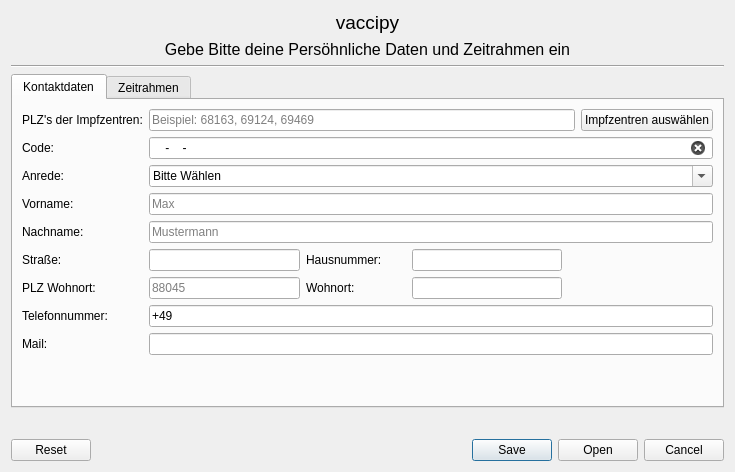
Above: tools/gui/kontaktdaten.ui from timreibe/vaccipy before the change. Below: the same form after it.
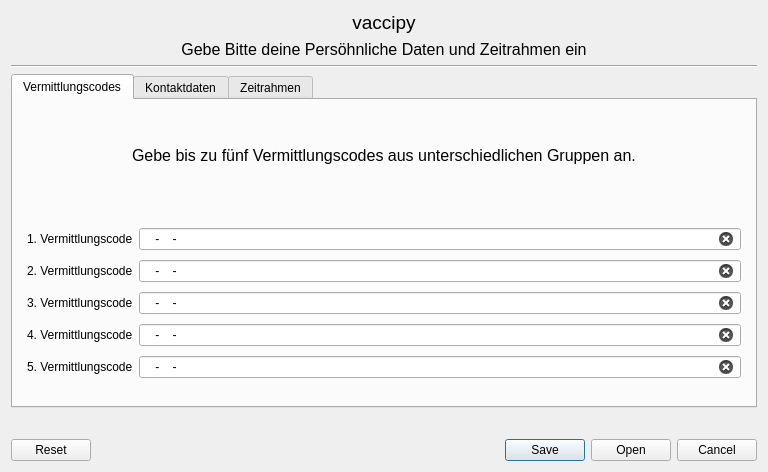
That is the form after the change.

Commit message: Alow multiple use in gui, json support

```diff
--- a/tools/gui/kontaktdaten.ui
+++ b/tools/gui/kontaktdaten.ui
@@ -6,30 +6,15 @@
    <rect>
     <x>0</x>
     <y>0</y>
-    <width>735</width>
+    <width>768</width>
     <height>472</height>
    </rect>
   </property>
   <property name="windowTitle">
    <string>vaccipy - Kontaktdaten</string>
   </property>
-  <layout class="QGridLayout" name="gridLayout_2">
-   <item row="1" column="0">
-    <widget class="QLabel" name="subheader_label">
-     <property name="font">
-      <font>
-       <pointsize>12</pointsize>
-      </font>
-     </property>
-     <property name="text">
-      <string>Gebe Bitte deine Persöhnliche Daten und Zeitrahmen ein</string>
-     </property>
-     <property name="alignment">
-      <set>Qt::AlignCenter</set>
-     </property>
-    </widget>
-   </item>
-   <item row="0" column="0">
+  <layout class="QVBoxLayout" name="verticalLayout">
+   <item>
     <widget class="QLabel" name="header_label">
      <property name="font">
       <font>
@@ -44,34 +29,29 @@
      </property>
     </widget>
    </item>
-   <item row="2" column="0">
+   <item>
+    <widget class="QLabel" name="subheader_label">
+     <property name="font">
+      <font>
+       <pointsize>12</pointsize>
+      </font>
+     </property>
+     <property name="text">
+      <string>Gebe Bitte deine Persöhnliche Daten und Zeitrahmen ein</string>
+     </property>
+     <property name="alignment">
+      <set>Qt::AlignCenter</set>
+     </property>
+    </widget>
+   </item>
+   <item>
     <widget class="Line" name="line">
      <property name="orientation">
       <enum>Qt::Horizontal</enum>
      </property>
     </widget>
    </item>
-   <item row="4" column="0">
-    <spacer name="verticalSpacer">
-     <property name="orientation">
-      <enum>Qt::Vertical</enum>
-     </property>
-     <property name="sizeHint" stdset="0">
-      <size>
-       <width>20</width>
-       <height>40</height>
-      </size>
-     </property>
-    </spacer>
-   </item>
-   <item row="5" column="0">
-    <widget class="QDialogButtonBox" name="buttonBox">
-     <property name="standardButtons">
-      <set>QDialogButtonBox::Cancel|QDialogButtonBox::Open|QDialogButtonBox::Reset|QDialogButtonBox::Save</set>
-     </property>
-    </widget>
-   </item>
-   <item row="3" column="0">
+   <item>
     <widget class="QTabWidget" name="tabWidget">
      <property name="tabPosition">
       <enum>QTabWidget::North</enum>
@@ -91,6 +71,188 @@
      <property name="tabsClosable">
       <bool>false</bool>
      </property>
+     <widget class="QWidget" name="vermittlungscodes_tab">
+      <attribute name="title">
+       <string>Vermittlungscodes</string>
+      </attribute>
+      <layout class="QVBoxLayout" name="verticalLayout_2">
+       <item>
+        <layout class="QVBoxLayout" name="verticalLayout_vmc" stretch="1,2">
+         <property name="sizeConstraint">
+          <enum>QLayout::SetDefaultConstraint</enum>
+         </property>
+         <item alignment="Qt::AlignHCenter|Qt::AlignVCenter">
+          <widget class="QLabel" name="lable_vmc_instruction">
+           <property name="font">
+            <font>
+             <pointsize>12</pointsize>
+            </font>
+           </property>
+           <property name="text">
+            <string>Gebe bis zu fünf Vermittlungscodes aus unterschiedlichen Gruppen an.</string>
+           </property>
+          </widget>
+         </item>
+         <item>
+          <layout class="QHBoxLayout" name="horizontalLayout_vmc">
+           <item>
+            <layout class="QFormLayout" name="form_layout_codes">
+             <property name="fieldGrowthPolicy">
+              <enum>QFormLayout::ExpandingFieldsGrow</enum>
+             </property>
+             <property name="formAlignment">
+              <set>Qt::AlignCenter</set>
+             </property>
+             <property name="verticalSpacing">
+              <number>10</number>
+             </property>
+             <property name="leftMargin">
+              <number>5</number>
+             </property>
+             <property name="rightMargin">
+              <number>5</number>
+             </property>
+             <property name="bottomMargin">
+              <number>0</number>
+             </property>
+             <item row="0" column="1">
+              <widget class="QLineEdit" name="i_code_impfzentren">
+               <property name="toolTip">
+                <string>&lt;html&gt;&lt;head/&gt;&lt;body&gt;&lt;p&gt;Gib hier deinen vierten Vermittlungscode ein.&lt;/p&gt;&lt;/body&gt;&lt;/html&gt;</string>
+               </property>
+               <property name="inputMask">
+                <string>NNNN-NNNN-NNNN</string>
+               </property>
+               <property name="text">
+                <string>--</string>
+               </property>
+               <property name="placeholderText">
+                <string>A1C3-D2FG-4IJK</string>
+               </property>
+               <property name="clearButtonEnabled">
+                <bool>true</bool>
+               </property>
+              </widget>
+             </item>
+             <item row="1" column="1">
+              <widget class="QLineEdit" name="i_code_impfzentren_2">
+               <property name="toolTip">
+                <string>&lt;html&gt;&lt;head/&gt;&lt;body&gt;&lt;p&gt;Gib hier deinen vierten Vermittlungscode ein.&lt;/p&gt;&lt;/body&gt;&lt;/html&gt;</string>
+               </property>
+               <property name="inputMask">
+                <string>NNNN-NNNN-NNNN</string>
+               </property>
+               <property name="text">
+                <string>--</string>
+               </property>
+               <property name="placeholderText">
+                <string>A1C3-D2FG-4IJK</string>
+               </property>
+               <property name="clearButtonEnabled">
+                <bool>true</bool>
+               </property>
+              </widget>
+             </item>
+             <item row="0" column="0">
+              <widget class="QLabel" name="label_vmc_1">
+               <property name="text">
+                <string>1. Vermittlungscode</string>
+               </property>
+              </widget>
+             </item>
+             <item row="2" column="1">
+              <widget class="QLineEdit" name="i_code_impfzentren_3">
+               <property name="toolTip">
+                <string>&lt;html&gt;&lt;head/&gt;&lt;body&gt;&lt;p&gt;Gib hier deinen vierten Vermittlungscode ein.&lt;/p&gt;&lt;/body&gt;&lt;/html&gt;</string>
+               </property>
+               <property name="inputMask">
+                <string>NNNN-NNNN-NNNN</string>
+               </property>
+               <property name="text">
+                <string>--</string>
+               </property>
+               <property name="placeholderText">
+                <string>A1C3-D2FG-4IJK</string>
+               </property>
+               <property name="clearButtonEnabled">
+                <bool>true</bool>
+               </property>
+              </widget>
+             </item>
+             <item row="3" column="1">
+              <widget class="QLineEdit" name="i_code_impfzentren_4">
+               <property name="toolTip">
+                <string>&lt;html&gt;&lt;head/&gt;&lt;body&gt;&lt;p&gt;Gib hier deinen vierten Vermittlungscode ein.&lt;/p&gt;&lt;/body&gt;&lt;/html&gt;</string>
+               </property>
+               <property name="inputMask">
+                <string>NNNN-NNNN-NNNN</string>
+               </property>
+               <property name="text">
+                <string>--</string>
+               </property>
+               <property name="placeholderText">
+                <string>A1C3-D2FG-4IJK</string>
+               </property>
+               <property name="clearButtonEnabled">
+                <bool>true</bool>
+               </property>
+              </widget>
+             </item>
+             <item row="4" column="1">
+              <widget class="QLineEdit" name="i_code_impfzentren_5">
+               <property name="toolTip">
+                <string>&lt;html&gt;&lt;head/&gt;&lt;body&gt;&lt;p&gt;Gib hier deinen vierten Vermittlungscode ein.&lt;/p&gt;&lt;/body&gt;&lt;/html&gt;</string>
+               </property>
+               <property name="inputMask">
+                <string>NNNN-NNNN-NNNN</string>
+               </property>
+               <property name="text">
+                <string>--</string>
+               </property>
+               <property name="placeholderText">
+                <string>A1C3-D2FG-4IJK</string>
+               </property>
+               <property name="clearButtonEnabled">
+                <bool>true</bool>
+               </property>
+              </widget>
+             </item>
+             <item row="1" column="0">
+              <widget class="QLabel" name="label_vmc_2">
+               <property name="text">
+                <string>2. Vermittlungscode</string>
+               </property>
+              </widget>
+             </item>
+             <item row="2" column="0">
+              <widget class="QLabel" name="label_vmc_3">
+               <property name="text">
+                <string>3. Vermittlungscode</string>
+               </property>
+              </widget>
+             </item>
+             <item row="3" column="0">
+              <widget class="QLabel" name="label_vmc_4">
+               <property name="text">
+                <string>4. Vermittlungscode</string>
+               </property>
+              </widget>
+             </item>
+             <item row="4" column="0">
+              <widget class="QLabel" name="label_vmc_5">
+               <property name="text">
+                <string>5. Vermittlungscode</string>
+               </property>
+              </widget>
+             </item>
+            </layout>
+           </item>
+          </layout>
+         </item>
+        </layout>
+       </item>
+      </layout>
+     </widget>
      <widget class="QWidget" name="kontaktdaten_tab">
       <attribute name="title">
        <string>Kontaktdaten</string>
@@ -131,36 +293,13 @@
         </layout>
        </item>
        <item row="1" column="0">
-        <widget class="QLabel" name="code_label">
-         <property name="text">
-          <string>Code:</string>
-         </property>
-        </widget>
-       </item>
-       <item row="1" column="1">
-        <widget class="QLineEdit" name="i_code_impfzentren">
-         <property name="inputMask">
-          <string>NNNN-NNNN-NNNN</string>
-         </property>
-         <property name="text">
-          <string>--</string>
-         </property>
-         <property name="placeholderText">
-          <string>A1C3-D2FG-4IJK</string>
-         </property>
-         <property name="clearButtonEnabled">
-          <bool>true</bool>
-         </property>
-        </widget>
-       </item>
-       <item row="2" column="0">
         <widget class="QLabel" name="anrede_label">
          <property name="text">
           <string>Anrede:</string>
          </property>
         </widget>
        </item>
-       <item row="2" column="1">
+       <item row="1" column="1">
         <widget class="QComboBox" name="i_anrede_combo_box">
          <property name="editable">
           <bool>true</bool>
@@ -188,14 +327,14 @@
          </item>
         </widget>
        </item>
-       <item row="3" column="0">
+       <item row="2" column="0">
         <widget class="QLabel" name="vorname_label">
          <property name="text">
           <string>Vorname:</string>
          </property>
         </widget>
        </item>
-       <item row="3" column="1">
+       <item row="2" column="1">
         <widget class="QLineEdit" name="i_vorname">
          <property name="placeholderText">
           <string>Max</string>
@@ -205,14 +344,14 @@
          </property>
         </widget>
        </item>
-       <item row="4" column="0">
+       <item row="3" column="0">
         <widget class="QLabel" name="nachname_label">
          <property name="text">
           <string>Nachname:</string>
          </property>
         </widget>
        </item>
-       <item row="4" column="1">
+       <item row="3" column="1">
         <widget class="QLineEdit" name="i_nachname">
          <property name="placeholderText">
           <string>Mustermann</string>
@@ -222,14 +361,14 @@
          </property>
         </widget>
        </item>
-       <item row="5" column="0">
+       <item row="4" column="0">
         <widget class="QLabel" name="strasse_label">
          <property name="text">
           <string>Straße:</string>
          </property>
         </widget>
        </item>
-       <item row="5" column="1">
+       <item row="4" column="1">
         <layout class="QGridLayout" name="strasse_grid_layout">
          <item row="0" column="2">
           <widget class="QLabel" name="hausnummer_label">
@@ -282,14 +421,14 @@
          </item>
         </layout>
        </item>
-       <item row="6" column="0">
+       <item row="5" column="0">
         <widget class="QLabel" name="label_plz_wohnort">
          <property name="text">
           <string>PLZ Wohnort:</string>
          </property>
         </widget>
        </item>
-       <item row="6" column="1">
+       <item row="5" column="1">
         <layout class="QGridLayout" name="plz_grid_layout">
          <item row="0" column="3">
           <widget class="QLineEdit" name="i_wohnort">
@@ -339,14 +478,14 @@
          </item>
         </layout>
        </item>
-       <item row="7" column="0">
+       <item row="6" column="0">
         <widget class="QLabel" name="telefon_label">
          <property name="text">
           <string>Telefonnummer:</string>
          </property>
         </widget>
        </item>
-       <item row="7" column="1">
+       <item row="6" column="1">
         <widget class="QLineEdit" name="i_telefon">
          <property name="inputMask">
           <string/>
@@ -362,14 +501,14 @@
          </property>
         </widget>
        </item>
-       <item row="8" column="0">
+       <item row="7" column="0">
         <widget class="QLabel" name="mail_label">
          <property name="text">
           <string>Mail:</string>
          </property>
         </widget>
        </item>
-       <item row="8" column="1">
+       <item row="7" column="1">
         <widget class="QLineEdit" name="i_mail">
          <property name="clearButtonEnabled">
           <bool>false</bool>
@@ -704,6 +843,26 @@
      </widget>
     </widget>
    </item>
+   <item>
+    <spacer name="verticalSpacer">
+     <property name="orientation">
+      <enum>Qt::Vertical</enum>
+     </property>
+     <property name="sizeHint" stdset="0">
+      <size>
+       <width>20</width>
+       <height>40</height>
+      </size>
+     </property>
+    </spacer>
+   </item>
+   <item>
+    <widget class="QDialogButtonBox" name="buttonBox">
+     <property name="standardButtons">
+      <set>QDialogButtonBox::Cancel|QDialogButtonBox::Open|QDialogButtonBox::Reset|QDialogButtonBox::Save</set>
+     </property>
+    </widget>
+   </item>
   </layout>
  </widget>
  <tabstops>
```
Left out of the diff: 3 changed lines with no effect on the pictures. The commit also changes 1 other file.
